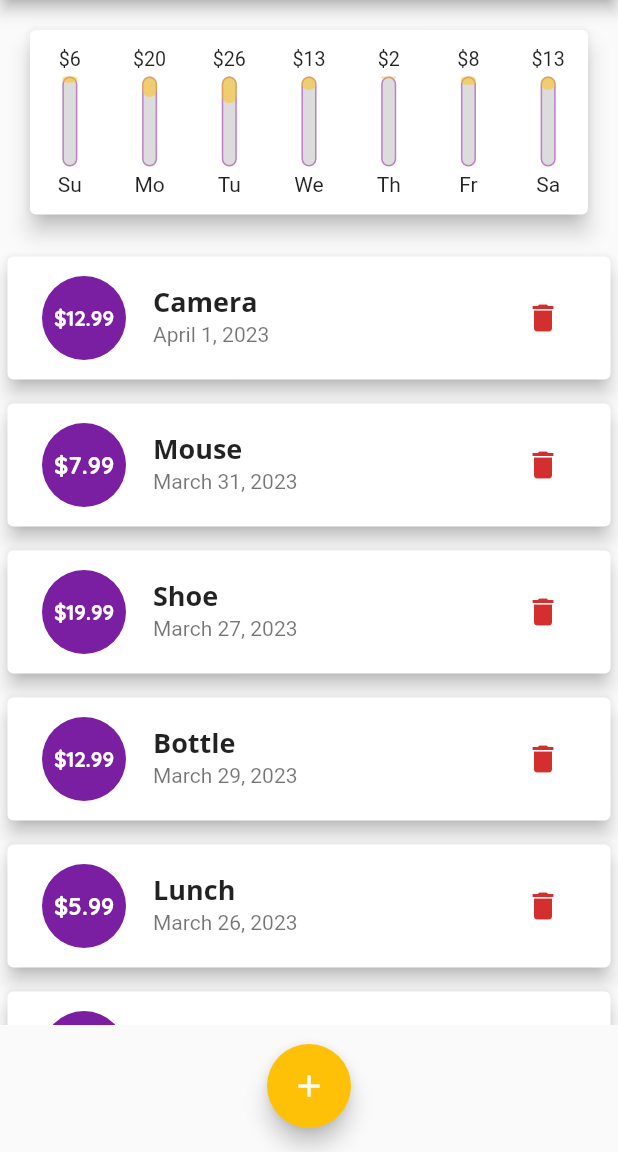
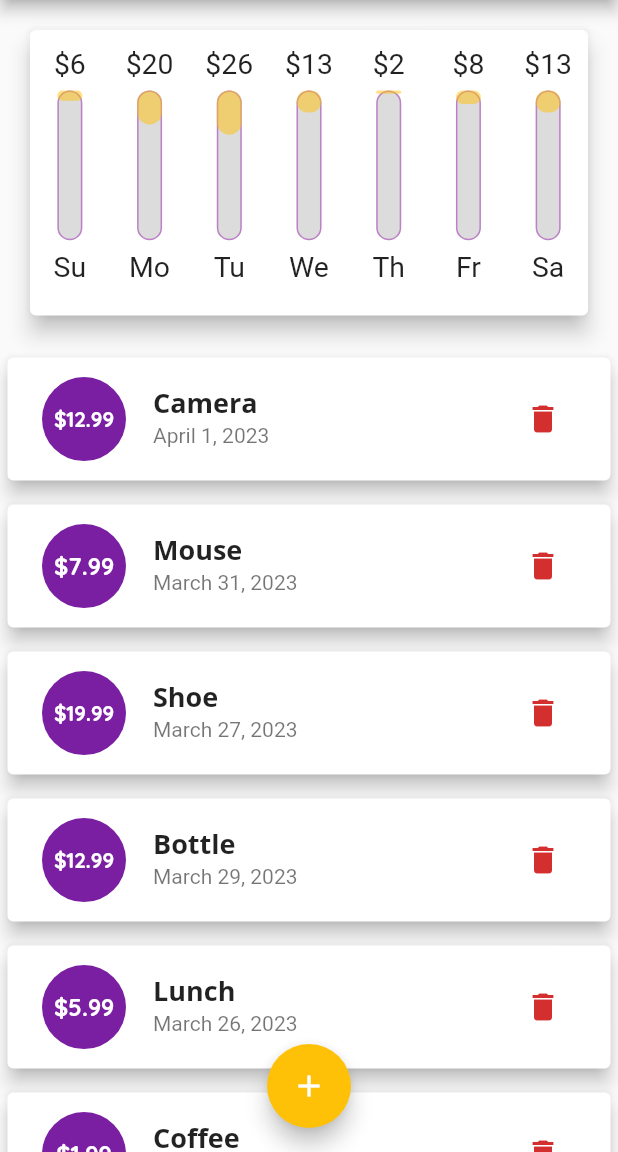
Before and after one commit to NitinNitinRaj/expense_app, a Flutter app: the screen it shows after launch, on a phone screen of 412 x 824 dp, the part 84-1236 px from its top. Run offline on Flutter 3.47's test engine with Material 2 defaults, Android fonts, the light colour scheme and no system bars.

Commit message:
Making app responsive for diffrent platforms

```diff
--- a/lib/main.dart
+++ b/lib/main.dart
@@ -1,7 +1,10 @@
 import 'package:flutter/material.dart';
 import 'package:expense_app/pages/home.dart';
+import 'package:flutter/services.dart';
 
 void main() {
+  // WidgetsFlutterBinding.ensureInitialized();
+  // SystemChrome.setPreferredOrientations([DeviceOrientation.portraitUp, DeviceOrientation.portraitDown]);
   runApp(MainApp());
 }
 
--- a/lib/pages/home.dart
+++ b/lib/pages/home.dart
@@ -4,6 +4,7 @@ import 'package:expense_app/widgets/new_transaction.dart';
 import 'package:expense_app/widgets/transaction_list.dart';
 import 'package:flutter/material.dart';
 import 'package:uuid/uuid.dart';
+import 'package:flutter/foundation.dart';
 
 class Home extends StatefulWidget {
   const Home({super.key});
@@ -57,6 +58,9 @@ class _HomeState extends State<Home> {
       date: DateTime.now().subtract(const Duration(days: 4)),
     ),
   ];
+
+  bool _showChart = false;
+
   List<Transaction> get _recentTransaction {
     return _userTransactions.where((tx) {
       return tx.date.isAfter(DateTime.now().subtract(const Duration(days: 7)));
@@ -92,33 +96,116 @@ class _HomeState extends State<Home> {
     });
   }
 
+  final isDesktop = defaultTargetPlatform == TargetPlatform.windows || kIsWeb;
+
+  // final isWebMobile = kIsWeb &&
+  //     (defaultTargetPlatform == TargetPlatform.iOS ||
+  //         defaultTargetPlatform == TargetPlatform.android);
+
   @override
   Widget build(BuildContext context) {
-    return Scaffold(
-      appBar: AppBar(
+    final appBar = AppBar(
       title: const Text("Expense Tracker"),
       actions: [
         IconButton(
             onPressed: () => {_startAddNewTransaction(context)},
             icon: const Icon(Icons.add))
       ],
+    );
+
+    final listView = SizedBox(
+      height: (MediaQuery.of(context).size.height -
+              appBar.preferredSize.height -
+              MediaQuery.of(context).padding.top) *
+          0.7,
+      child: TransactionList(
+        deleteTransaction: _deleteTransaction,
+        userTransactions: _userTransactions,
       ),
+    );
+
+    final isLandscape =
+        MediaQuery.of(context).orientation == Orientation.landscape;
+
+    return Scaffold(
+      appBar: appBar,
       floatingActionButtonLocation: FloatingActionButtonLocation.centerFloat,
       floatingActionButton: FloatingActionButton(
         child: const Icon(Icons.add),
         onPressed: () => {_startAddNewTransaction(context)},
       ),
       body: SingleChildScrollView(
+        child: isDesktop
+            ? Center(
                 child: Column(
-          crossAxisAlignment: CrossAxisAlignment.stretch,
                   children: [
-            Chart(
+                    SizedBox(
+                      width: MediaQuery.of(context).size.width * 0.5,
+                      height: (MediaQuery.of(context).size.height -
+                              appBar.preferredSize.height -
+                              MediaQuery.of(context).padding.top) *
+                          0.3,
+                      child: Chart(
                         recentTransactions: _recentTransaction,
                       ),
-            TransactionList(
+                    ),
+                    SizedBox(
+                      width: MediaQuery.of(context).size.width * 0.5,
+                      height: (MediaQuery.of(context).size.height -
+                              appBar.preferredSize.height -
+                              MediaQuery.of(context).padding.top) *
+                          0.7,
+                      child: TransactionList(
                         deleteTransaction: _deleteTransaction,
                         userTransactions: _userTransactions,
                       ),
+                    ),
+                  ],
+                ),
+              )
+            : Column(
+                children: [
+                  if (isLandscape)
+                    Row(
+                      mainAxisAlignment: MainAxisAlignment.center,
+                      children: [
+                        const Text(
+                          "Show Chart",
+                          style: TextStyle(
+                              fontSize: 15, fontWeight: FontWeight.bold),
+                        ),
+                        Switch(
+                            value: _showChart,
+                            onChanged: (val) {
+                              setState(() {
+                                _showChart = val;
+                              });
+                            })
+                      ],
+                    ),
+                  if (!isLandscape)
+                    SizedBox(
+                      height: (MediaQuery.of(context).size.height -
+                              appBar.preferredSize.height -
+                              MediaQuery.of(context).padding.top) *
+                          0.3,
+                      child: Chart(
+                        recentTransactions: _recentTransaction,
+                      ),
+                    ),
+                  if (!isLandscape) listView,
+                  if (isLandscape)
+                    _showChart
+                        ? SizedBox(
+                            height: (MediaQuery.of(context).size.height -
+                                    appBar.preferredSize.height -
+                                    MediaQuery.of(context).padding.top) *
+                                0.7,
+                            child: Chart(
+                              recentTransactions: _recentTransaction,
+                            ),
+                          )
+                        : listView,
                 ],
               ),
       ),
--- a/lib/widgets/Chart.dart
+++ b/lib/widgets/Chart.dart
@@ -37,7 +37,7 @@ class Chart extends StatelessWidget {
       elevation: 6,
       margin: const EdgeInsets.all(20),
       child: Row(
-        mainAxisAlignment: MainAxisAlignment.spaceAround,
+        mainAxisAlignment: MainAxisAlignment.spaceEvenly,
         children: [
           ...groupedTransactionValues.map((dayAmount) {
             return Flexible(
--- a/lib/widgets/chart_bar.dart
+++ b/lib/widgets/chart_bar.dart
@@ -13,17 +13,20 @@ class ChartBar extends StatelessWidget {
 
   @override
   Widget build(BuildContext context) {
-    return Column(
+    return LayoutBuilder(builder: (context, constraints) {
+      return Center(
+        child: Column(
           children: [
             SizedBox(
-            height: 15,
-            child: FittedBox(child: Text("\$${amount.toStringAsFixed(0)}"))),
-        const SizedBox(
-          height: 4,
+                height: constraints.maxHeight * 0.13,
+                child:
+                    FittedBox(child: Text("\$${amount.toStringAsFixed(0)}"))),
+            SizedBox(
+              height: constraints.maxHeight * 0.04,
             ),
             SizedBox(
-          width: 10,
-          height: 60,
+              width: constraints.maxHeight * 0.10,
+              height: constraints.maxHeight * 0.6,
               child: Stack(
                 children: [
                   Container(
@@ -51,11 +54,15 @@ class ChartBar extends StatelessWidget {
                 ],
               ),
             ),
-        const SizedBox(
-          height: 4,
+            SizedBox(
+              height: constraints.maxHeight * 0.04,
             ),
-        Text(label),
+            SizedBox(
+                height: constraints.maxHeight * 0.13,
+                child: FittedBox(child: Text(label))),
           ],
+        ),
       );
+    });
   }
 }
--- a/lib/widgets/transaction_list.dart
+++ b/lib/widgets/transaction_list.dart
@@ -12,37 +12,36 @@ class TransactionList extends StatelessWidget {
 
   @override
   Widget build(BuildContext context) {
-    return SizedBox(
-      height: 520,
-      child: userTransactions.isEmpty
-          ? Column(
+    return userTransactions.isEmpty
+        ? LayoutBuilder(builder: (context, constraints) {
+            return Column(
               children: [
-                const SizedBox(
-                  height: 10,
+                SizedBox(
+                  height: constraints.maxHeight * 0.1,
                 ),
                 Text(
                   "No transactions yet!",
                   style: Theme.of(context).textTheme.titleLarge,
                 ),
-                const SizedBox(
-                  height: 20,
+                SizedBox(
+                  height: constraints.maxHeight * 0.2,
                 ),
-                const SizedBox(
-                  height: 200,
-                  child: Image(
+                SizedBox(
+                  height: constraints.maxHeight * 0.5,
+                  child: const Image(
                     image: AssetImage("assets/images/waiting.png"),
                     fit: BoxFit.cover,
                   ),
                 )
               ],
-            )
+            );
+          })
         : ListView.builder(
             itemCount: userTransactions.length,
             itemBuilder: (ctx, index) {
               return Card(
                 elevation: 5,
-                  margin:
-                      const EdgeInsets.symmetric(vertical: 8, horizontal: 5),
+                margin: const EdgeInsets.symmetric(vertical: 8, horizontal: 5),
                 child: Padding(
                   padding: const EdgeInsets.all(5),
                   child: ListTile(
@@ -66,8 +65,7 @@ class TransactionList extends StatelessWidget {
                       style: Theme.of(context).textTheme.titleLarge,
                     ),
                     subtitle: Text(
-                        DateFormat.yMMMMd()
-                            .format(userTransactions[index].date),
+                      DateFormat.yMMMMd().format(userTransactions[index].date),
                     ),
                     trailing: IconButton(
                       icon: Icon(
@@ -81,7 +79,6 @@ class TransactionList extends StatelessWidget {
                 ),
               );
             },
-            ),
           );
   }
 }
```
Lines whose indentation alone changed are shown as unchanged.
